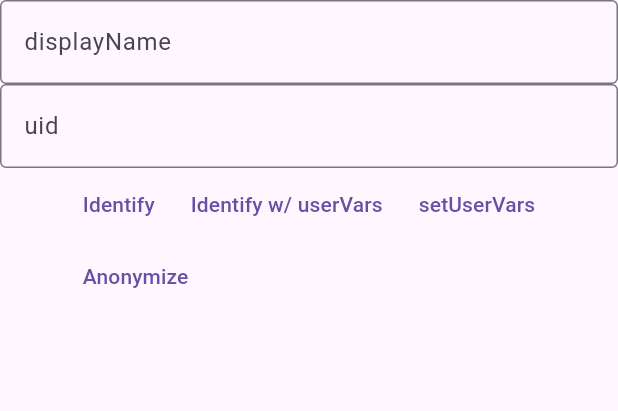
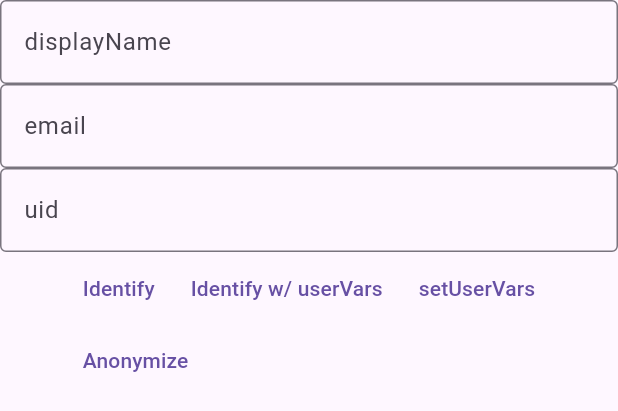
Before and after one commit to fullstorydev/fullstory-flutter, a Flutter app: the Identity widget shown alone on an empty page, opened directly, after a tap on "Identify w/ userVars", on a phone screen of 412 x 824 dp. Shown: the top 411 px of the screen. Run offline on Flutter 3.47's test engine with Material 3 defaults, Android fonts, the phone set to English and light mode, and no system bars; our stand-ins replace plugin_platform_interface, webview_flutter.

Commit message:
add a quick intro to each example along with a few comments and formatting improvements

```diff
--- a/example/lib/fs_version.dart
+++ b/example/lib/fs_version.dart
@@ -1,6 +1,8 @@
 import 'package:flutter/material.dart';
 import 'package:flutter/services.dart';
 import 'package:fullstory_flutter/fs.dart';
+
+// Get the version of the underlying native Fullstory SDK (e.g. '1.54.0')
 
 class FSVersion extends StatefulWidget {
   const FSVersion({super.key});
--- a/example/lib/identity.dart
+++ b/example/lib/identity.dart
@@ -10,8 +10,9 @@ class Identity extends StatefulWidget {
 
 class _IdentityState extends State<Identity> {
   var level = FSLogLevel.info;
-  var uid = "";
-  var displayName = "";
+  var uid = '';
+  var displayName = '';
+  var email = '';
 
   @override
   Widget build(BuildContext context) {
@@ -30,12 +31,21 @@ class _IdentityState extends State<Identity> {
       TextField(
         decoration: const InputDecoration(
           border: OutlineInputBorder(),
+          hintText: 'email',
+        ),
+        onChanged: (value) => setState(() {
+          email = value;
+        }),
+        onTapOutside: (event) => FocusManager.instance.primaryFocus?.unfocus(),
+      ),
+      TextField(
+        decoration: const InputDecoration(
+          border: OutlineInputBorder(),
           hintText: 'uid',
         ),
         onChanged: (value) => setState(() {
           uid = value;
         }),
-        // allow the keyboard to be hidden - why is this not the default behavior?
         onTapOutside: (event) => FocusManager.instance.primaryFocus?.unfocus(),
       ),
       Wrap(
@@ -50,9 +60,11 @@ class _IdentityState extends State<Identity> {
             child: const Text('Identify w/ userVars'),
             onPressed: () {
               FS.identify(uid, {
-                "source": "identify",
-                "when": DateTime.now().toString(),
-                "displayName": displayName,
+                // email and displayName are used by Fullstory, everything else is arbitrary
+                'source': 'identify',
+                'when': DateTime.now().toString(),
+                'displayName': displayName,
+                'email': email,
                 'extraInfo': 'foo'
               });
             },
@@ -61,9 +73,11 @@ class _IdentityState extends State<Identity> {
             child: const Text('setUserVars'),
             onPressed: () {
               FS.setUserVars({
-                "source": "setUserVars",
-                "when": DateTime.now().toString(),
+                // ditto above: email and displayName are used by Fullstory, everything else is arbitrary
+                'source': 'setUserVars',
+                'when': DateTime.now().toString(),
                 'displayName': displayName,
+                'email': email,
                 'membershipLevel': 'bar'
               });
             },
--- a/example/lib/log.dart
+++ b/example/lib/log.dart
@@ -11,6 +11,10 @@ class Log extends StatefulWidget {
 class _LogState extends State<Log> {
   var level = FSLogLevel.info;
   var message = "";
+
+  // Write extra messages to the Fullstory log
+  // What is captured depends on the logLevel setting in iOS & Android
+  // All captured logs appear in
 
   @override
   Widget build(BuildContext context) {
--- a/example/lib/main.dart
+++ b/example/lib/main.dart
@@ -6,6 +6,8 @@ import 'identity.dart';
 import 'log.dart';
 import 'events.dart';
 import 'fs_version.dart';
+
+// Example app that demonstrates use of most Fullstory APIs
 
 void main() {
   runApp(const MyApp());
--- a/example/lib/webview.dart
+++ b/example/lib/webview.dart
@@ -1,5 +1,8 @@
 import 'package:flutter/material.dart';
 import 'package:webview_flutter/webview_flutter.dart';
+
+// Basic webview example.
+// No Fullstory APIs are used here, and the webview's contents are not currently visible in playback.
 
 class WebView extends StatefulWidget {
   const WebView({super.key});
```
Also changed, not shown: example/lib/capture_status.dart (+10 -24 lines), example/lib/events.dart (+8 -1 lines).
